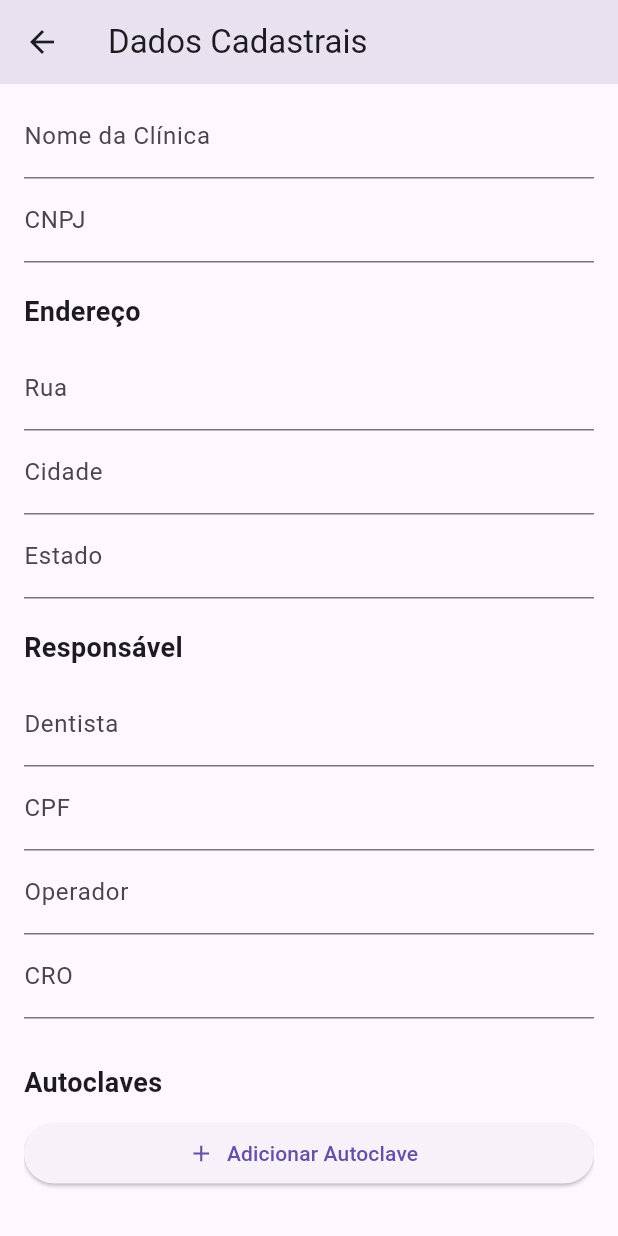
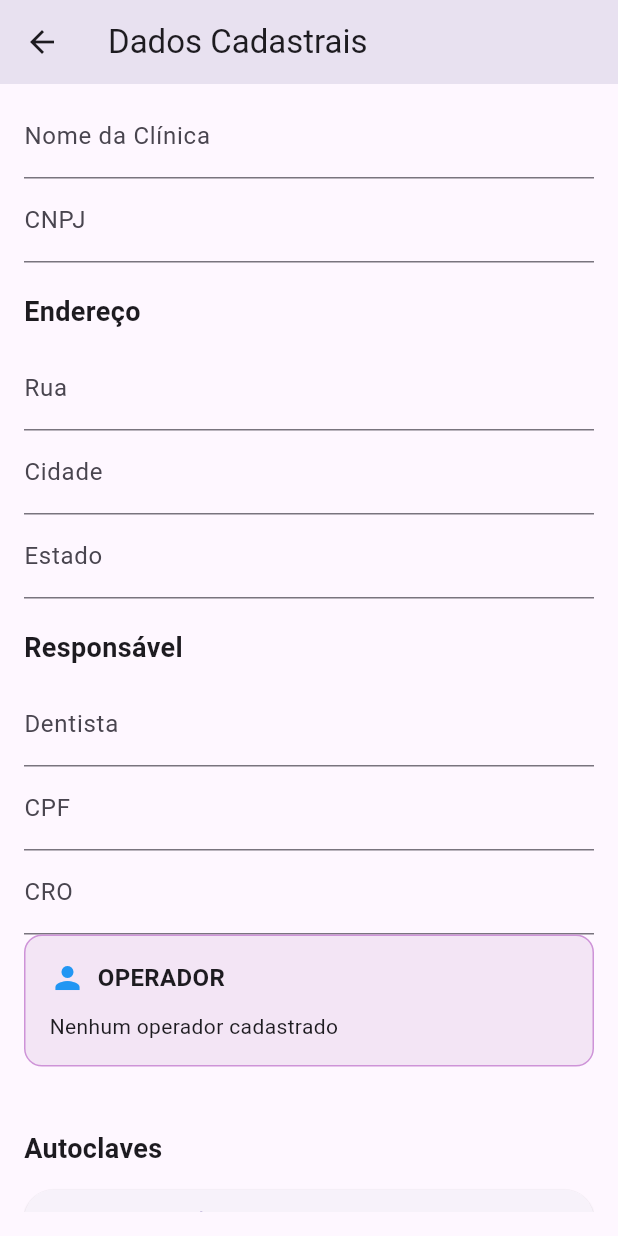
Before and after one commit to marcelnery/steriapp-backend, a Flutter app: the ProfilePage screen opened directly, scrolled down 193 dp, on a phone screen of 412 x 824 dp. Run offline on Flutter 3.47's test engine with Material 3 defaults, Android fonts, the phone set to English and light mode, and no system bars; our stand-ins replace app_links, flutter_blue_plus, open_filex, pdf, permission_handler, printing and 2 more; missing offline and left inert: barcode; accounts and stored records are empty; network calls fail.

```diff
--- a/lib/features/profile/profile_page.dart
+++ b/lib/features/profile/profile_page.dart
@@ -4,6 +4,7 @@ import 'dart:convert';
 import 'package:flutter/material.dart';
 import 'package:http/http.dart' as http;
 import '/features/auth/auth_service.dart';
+import '../auth/auth_guard.dart';
 
 class ProfilePage extends StatefulWidget {
   const ProfilePage({super.key});
@@ -203,6 +204,86 @@ Future<void> removeAutoclaveFromServer(String serial) async {
   }
 }
 
+Future<void> updateOperator(String operator) async {
+
+  final token = await AuthService.getToken();
+
+  final response = await http.post(
+    Uri.parse(
+      "https://backend-nu-nine-29.vercel.app/api/user/update-operator",
+    ),
+    headers: {
+      "Content-Type": "application/json",
+      "Authorization": "Bearer $token",
+    },
+    body: jsonEncode({
+      "operator": operator,
+    }),
+  );
+
+  if (response.statusCode == 200) {
+
+    await loadUserData();
+
+  } else {
+
+    print("Erro ao atualizar operador");
+
+  }
+}
+
+void showOperatorDialog() {
+
+  final controller =
+      TextEditingController(text: operatorController.text);
+
+  showDialog(
+    context: context,
+    builder: (_) => AlertDialog(
+      title: const Text("Operador"),
+      content: TextField(
+        controller: controller,
+        decoration: const InputDecoration(
+          labelText: "Nome do Operador",
+        ),
+      ),
+      actions: [
+
+        TextButton(
+          onPressed: () => Navigator.pop(context),
+          child: const Text("Cancelar"),
+        ),
+
+        ElevatedButton(
+          onPressed: () async {
+
+            await updateOperator(
+              controller.text.trim(),
+            );
+
+            Navigator.pop(context);
+          },
+          child: const Text("Salvar"),
+        ),
+      ],
+    ),
+  );
+}
+
+
+Future<void> logout() async {
+
+  await AuthService.logout();
+
+  if (!mounted) return;
+
+  Navigator.pushAndRemoveUntil(
+    context,
+    MaterialPageRoute(builder: (_) => const AuthGuard(),),
+
+    (route) => false,
+  );
+}
   // =========================
   // UI
   // =========================
@@ -310,13 +391,6 @@ TextField(
   readOnly: true,
 ),
 
-TextField(
-  controller: operatorController,
-  decoration: const InputDecoration(
-    labelText: "Operador",
-  ),
-  readOnly: true,
-),
 
 TextField(
   controller: croController,
@@ -326,6 +400,53 @@ TextField(
   readOnly: true,
 ),
 
+GestureDetector(
+  onTap: showOperatorDialog,
+  child: Container(
+    margin: const EdgeInsets.only(bottom: 12),
+    padding: const EdgeInsets.all(16),
+    decoration: BoxDecoration(
+      color: Colors.purple.shade50,
+      borderRadius: BorderRadius.circular(12),
+      border: Border.all(
+        color: Colors.purple.shade200,
+      ),
+    ),
+    child: Column(
+      crossAxisAlignment: CrossAxisAlignment.start,
+      children: [
+
+        Row(
+          children: [
+
+            const Icon(
+              Icons.person,
+              color: Colors.blue,
+            ),
+
+            const SizedBox(width: 8),
+
+            const Text(
+              "OPERADOR",
+              style: TextStyle(
+                fontWeight: FontWeight.bold,
+                fontSize: 16,
+              ),
+            ),
+          ],
+        ),
+
+        const SizedBox(height: 10),
+
+        Text(
+          operatorController.text.isEmpty
+              ? "Nenhum operador cadastrado"
+              : operatorController.text,
+        ),
+      ],
+    ),
+  ),
+),
             const SizedBox(height: 30),
 
             const Text(
@@ -372,6 +493,7 @@ const SizedBox(height: 15),
       }
     },
 
+
     // 🔥  CARD ORIGINAl
     child: Container(
       margin: const EdgeInsets.only(bottom: 12),
@@ -410,6 +532,22 @@ const SizedBox(height: 15),
   );
 }).toList(),
 
+const SizedBox(height: 30),
+
+ElevatedButton.icon(
+  icon: const Icon(Icons.logout),
+  label: const Text("Sair da Conta"),
+  style: ElevatedButton.styleFrom(
+    backgroundColor: Colors.red,
+    foregroundColor: Colors.white,
+    minimumSize: const Size(
+      double.infinity,
+      55,
+    ),
+  ),
+  onPressed: logout,
+),
+
 
           ],
         ),
```
Also changed, not shown: 2 other files.
